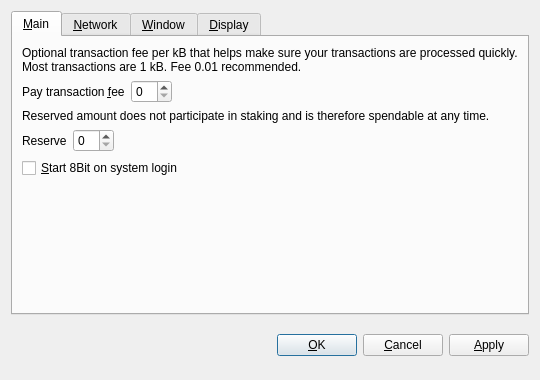
Old version of the form src/qt/forms/optionsdialog.ui in the repository PXLFuSSeL/WorldCurrencyCoin.
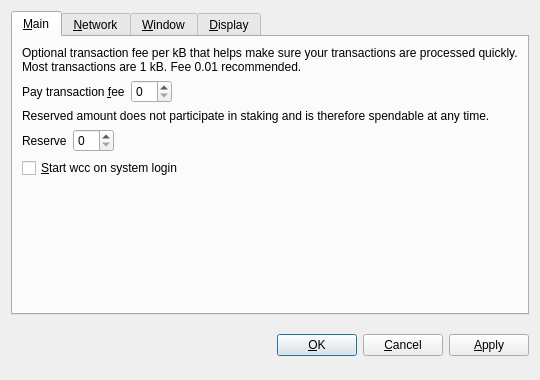
New version of the form. Custom widgets are drawn as their Qt base class.

Patch:
```diff
--- a/src/qt/forms/optionsdialog.ui
+++ b/src/qt/forms/optionsdialog.ui
@@ -128,7 +128,7 @@
           <string>Automatically start 8Bit after logging in to the system.</string>
          </property>
          <property name="text">
-          <string>&amp;Start 8Bit on system login</string>
+          <string>&amp;Start wcc on system login</string>
          </property>
         </widget>
        </item>
```
Left out of the diff: 8 changed lines with no effect on the pictures.
